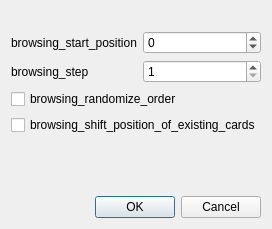
Above: qt/aqt/forms/reposition.ui from ankitects/anki before the change. Below: the same form after it.
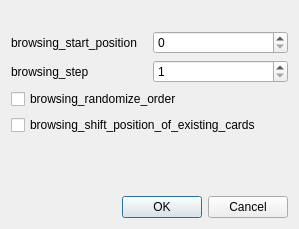
That is the form after the change.

Commit message:
require reposition to start at 0; cap maximum
https://forums.ankiweb.net/t/unable-to-reposition-cards-to-negative-start-position/10370/2

The edit to the form file:
```diff
--- a/qt/aqt/forms/reposition.ui
+++ b/qt/aqt/forms/reposition.ui
@@ -6,7 +6,7 @@
    <rect>
     <x>0</x>
     <y>0</y>
-    <width>272</width>
+    <width>299</width>
     <height>229</height>
    </rect>
   </property>
@@ -33,10 +33,10 @@
      <item row="0" column="1">
       <widget class="QSpinBox" name="start">
        <property name="minimum">
-        <number>-20000000</number>
+        <number>0</number>
        </property>
        <property name="maximum">
-        <number>200000000</number>
+        <number>1000000</number>
        </property>
        <property name="value">
         <number>0</number>
```
